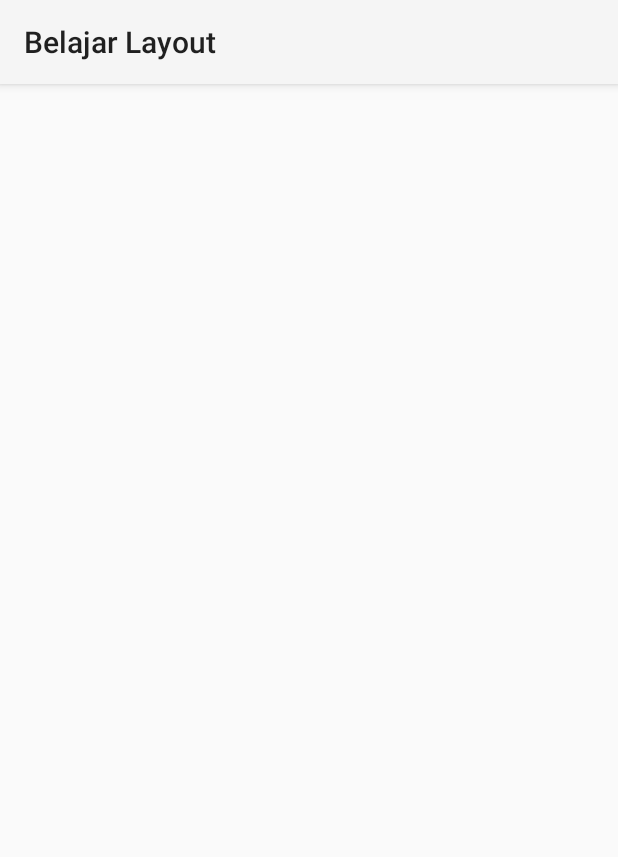
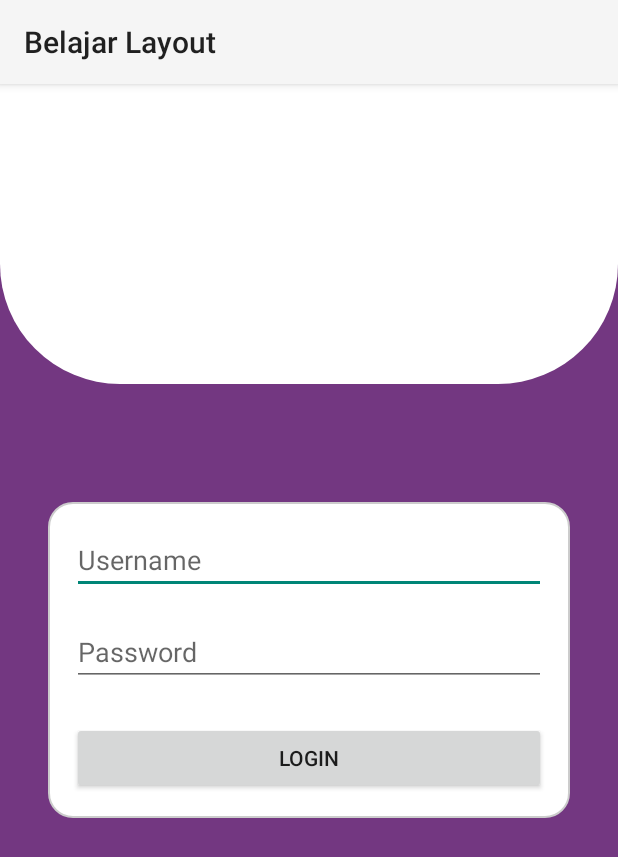
Before and after one commit to ameenul/MateriLayout, an Android app: the screen it shows after launch (LoginActivity), on a phone screen of 412 x 824 dp. Shown: the top 857 px of the screen. Run offline under Robolectric (Android 15) with nearby library versions, the phone set to English and light mode, and no system bars.

```diff
--- /dev/null
+++ b/app/src/main/res/drawable/bg_header.xml
@@ -0,0 +1,7 @@
+<shape xmlns:android="http://schemas.android.com/apk/res/android">
+
+    <solid android:color="@color/white"/>
+    <corners android:bottomLeftRadius="80dp" android:bottomRightRadius="80dp"/>
+
+
+</shape>
--- a/app/src/main/res/layout/activity_login.xml
+++ b/app/src/main/res/layout/activity_login.xml
@@ -1,10 +1,60 @@
 <?xml version="1.0" encoding="utf-8"?>
 <androidx.constraintlayout.widget.ConstraintLayout xmlns:android="http://schemas.android.com/apk/res/android"
     xmlns:app="http://schemas.android.com/apk/res-auto"
-    xmlns:tools="http://schemas.android.com/tools"
     android:id="@+id/main"
     android:layout_width="match_parent"
     android:layout_height="match_parent"
-    tools:context=".LoginActivity">
+    android:background="#733781">
+
+    <View
+        android:id="@+id/header_background"
+        android:layout_width="0dp"
+        android:layout_height="200dp"
+        android:background="@drawable/bg_header"
+        app:layout_constraintEnd_toEndOf="parent"
+        app:layout_constraintStart_toStartOf="parent"
+        app:layout_constraintTop_toTopOf="parent" />
+
+    <!-- Container login dengan background shape -->
+    <LinearLayout
+        android:id="@+id/ll_container"
+        android:layout_width="0dp"
+        android:layout_height="wrap_content"
+        android:layout_margin="32dp"
+        android:background="@drawable/login_bg"
+        android:orientation="vertical"
+        android:padding="16dp"
+        app:layout_constraintBottom_toBottomOf="parent"
+        app:layout_constraintEnd_toEndOf="parent"
+        app:layout_constraintStart_toStartOf="parent"
+        app:layout_constraintTop_toTopOf="parent">
+
+        <!-- Username -->
+        <EditText
+            android:id="@+id/et_username_std"
+            android:layout_width="match_parent"
+            android:layout_height="wrap_content"
+            android:hint="Username"
+            android:inputType="text" />
+
+        <!-- Password -->
+        <EditText
+            android:id="@+id/et_password_std"
+            android:layout_width="match_parent"
+            android:layout_height="wrap_content"
+            android:layout_marginTop="16dp"
+            android:hint="Password"
+            android:inputType="textPassword"
+
+            />
+
+        <!-- Tombol Login -->
+        <Button
+            android:id="@+id/btn_login_std"
+            android:layout_width="match_parent"
+            android:layout_height="wrap_content"
+            android:layout_marginTop="24dp"
+            android:text="Login" />
+    </LinearLayout>
 
 </androidx.constraintlayout.widget.ConstraintLayout>
```
Also changed, not shown: app/build.gradle.kts (+5 -2 lines), app/src/main/res/drawable/segitiga.xml (added, +9 -0 lines), app/src/main/res/layout/activity_login_material.xml (+21 -11 lines).
